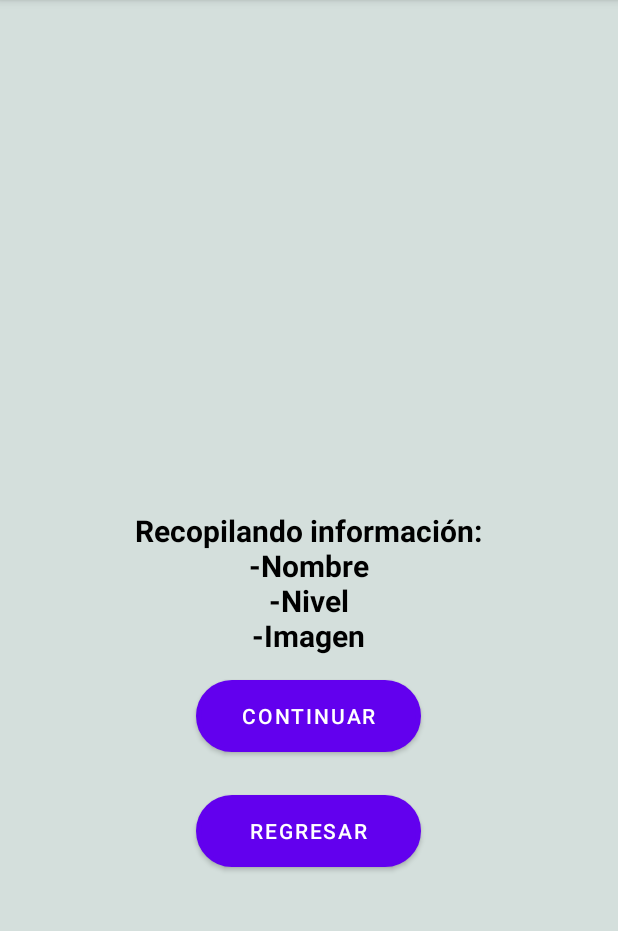
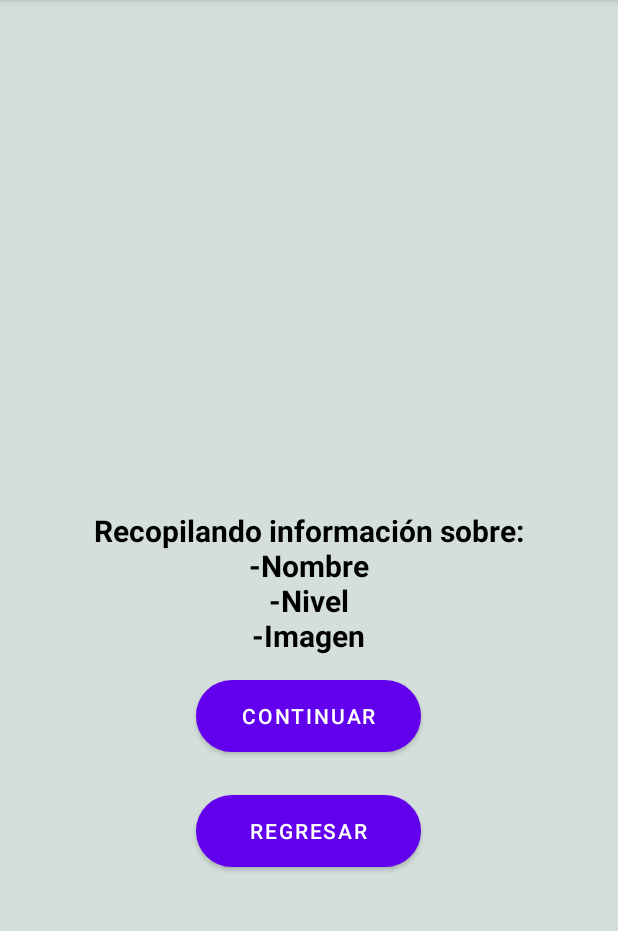
Before and after one commit to mar10san/Digidex_2.0, an Android app: the mensaje screen opened through its navigation route, on a phone screen of 412 x 824 dp, the part 84-1015 px from its top. Run offline under Robolectric (Android 15) with nearby library versions, the phone set to English and light mode, and no system bars; Roboto replaces fonts that are not available here.

Commit message:
Diseño Terminado

```diff
--- a/app/src/main/res/layout/fragment_mensaje.xml
+++ b/app/src/main/res/layout/fragment_mensaje.xml
@@ -36,7 +36,7 @@
             android:layout_marginTop="340dp"
             android:fontFamily="@font/architects_daughter"
             android:gravity="center"
-            android:text="Recopilando información:\n-Nombre\n-Nivel\n-Imagen"
+            android:text="Recopilando información sobre:\n-Nombre\n-Nivel\n-Imagen"
             android:textColor="#000000"
             android:textSize="20sp"
             android:textStyle="bold"
```
